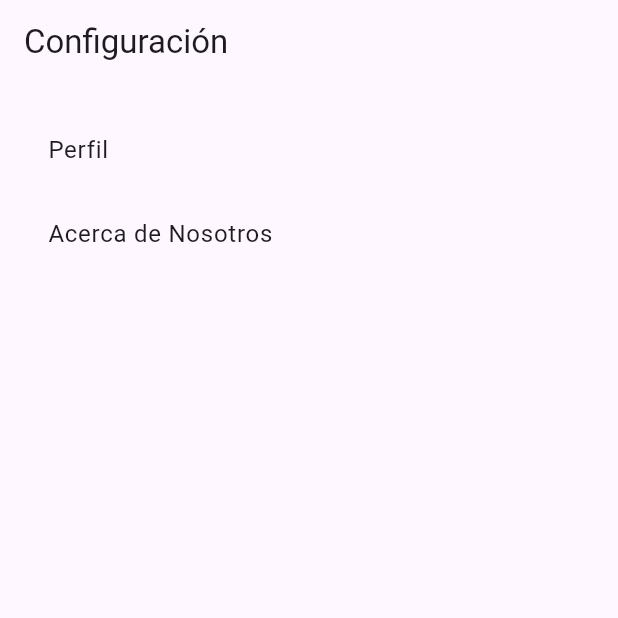
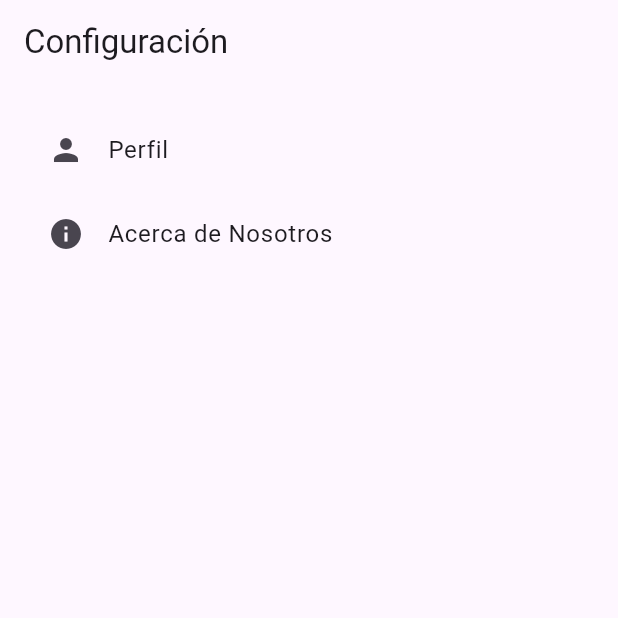
Before and after one commit to Ipeross/Examen_Moviles_Feast_Fit_IPO, a Flutter app: the screen it shows after launch, on a phone screen of 412 x 824 dp, the top half of it. Run offline on Flutter 3.47's test engine with Material 3 defaults, Android fonts, the light colour scheme and no system bars.

Commit message:
Add icons in SettingsScreen

```diff
--- a/lib/screens/settings_screen.dart
+++ b/lib/screens/settings_screen.dart
@@ -1,5 +1,6 @@
 import 'package:feast_fit/screens/screens.dart';
 import 'package:flutter/material.dart';
+
 
 
 class SettingsScreen extends StatelessWidget {
@@ -15,6 +16,7 @@ class SettingsScreen extends StatelessWidget {
         padding: const EdgeInsets.all(16.0),
         children: [
           ListTile(
+            leading: const Icon(Icons.person),
             title: const Text('Perfil'),
             onTap: () {
               Navigator.push(
@@ -33,6 +35,7 @@ class SettingsScreen extends StatelessWidget {
             },
           ),
           ListTile(
+            leading: const Icon(Icons.info),
             title: const Text('Acerca de Nosotros'),
             onTap: () {
               Navigator.push(
```
